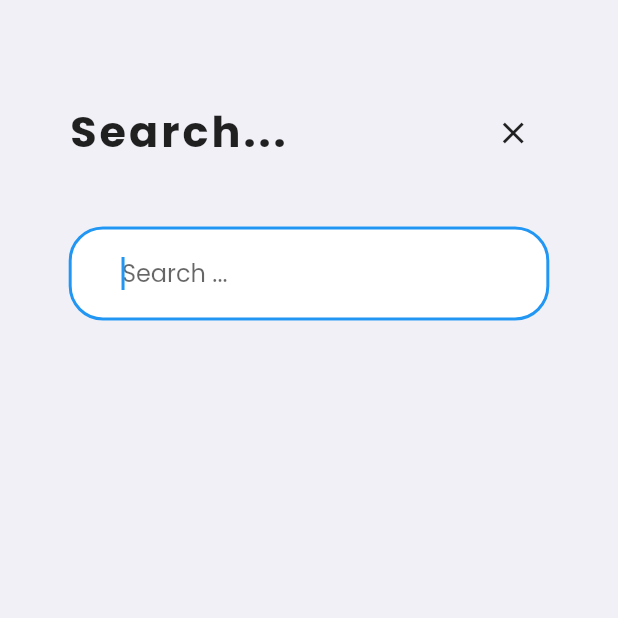
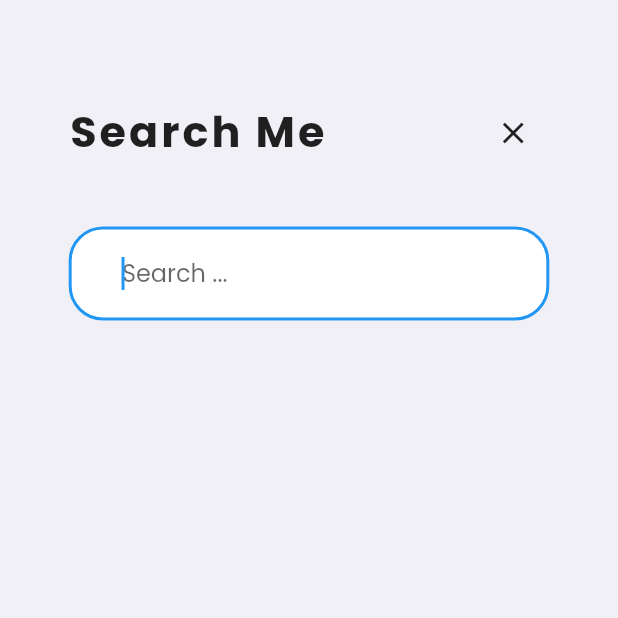
Before and after one commit to junejuly-jb/HashKey-Mobile, a Flutter app: the SearchScreen screen opened by its route, on a phone screen of 412 x 824 dp, the top half of it. Run offline on Flutter 3.47's test engine with Material 2 defaults, Android fonts, the phone set to English and light mode, and no system bars; our stand-ins replace connectivity_plus, flutter_screenutil, flutter_svg, font_awesome_flutter, google_fonts.

Commit message:
commited by vince

```diff
--- a/lib/screens/search.dart
+++ b/lib/screens/search.dart
@@ -22,7 +22,7 @@ class _SearchScreenState extends State<SearchScreen> {
                 SizedBox(height: 50.h,),
                 Row(
                   children: [
-                    Text('Search...', style: TextStyle(fontWeight: FontWeight.bold, fontSize: 25.sp, letterSpacing: 2),),
+                    Text('Search Me', style: TextStyle(fontWeight: FontWeight.bold, fontSize: 25.sp, letterSpacing: 2),),
                     const Spacer(),
                     IconButton(onPressed: () => Navigator.pop(context), icon: const Icon(Icons.close))
                   ],
```
